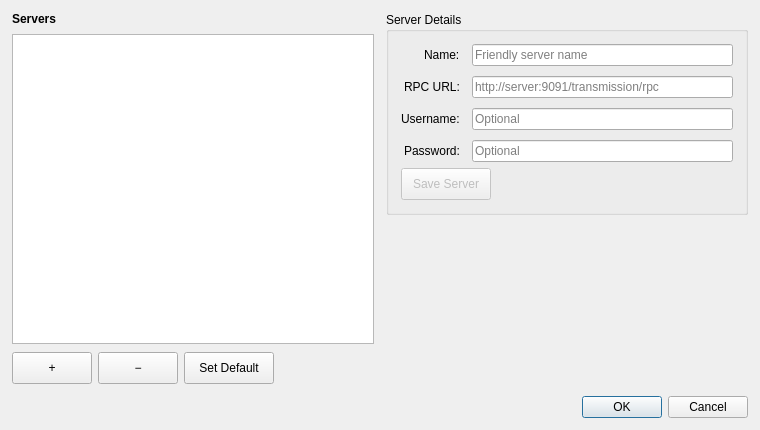
Before: the Qt Designer form serverconfig.ui in mveinot/transmission-control, drawn with Qt 5.
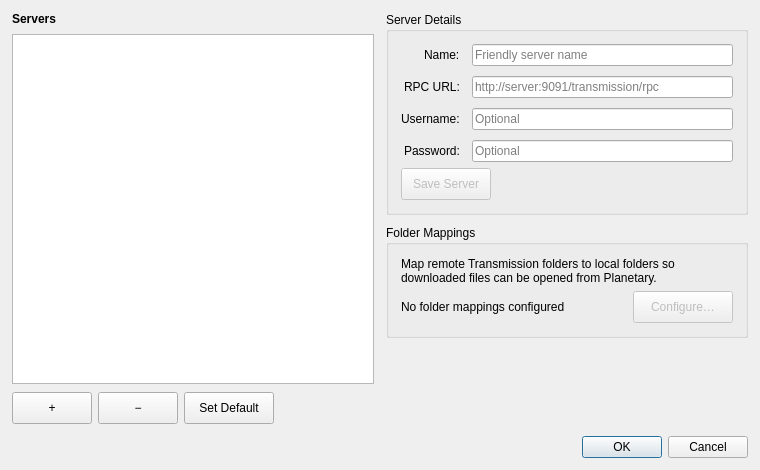
After: the same form once the commit is applied.

Commit message: More work toward folder mapping and file-open

Diff of the .ui file:
```diff
--- a/serverconfig.ui
+++ b/serverconfig.ui
@@ -10,7 +10,7 @@
     <x>0</x>
     <y>0</y>
     <width>760</width>
-    <height>430</height>
+    <height>470</height>
    </rect>
   </property>
   <property name="windowTitle">
@@ -323,6 +323,77 @@
           </layout>
          </widget>
         </item>
+        <item>
+         <widget class="QGroupBox" name="groupFolderMappings">
+          <property name="title">
+           <string>Folder Mappings</string>
+          </property>
+          <layout class="QVBoxLayout" name="verticalLayoutFolderMappings">
+           <property name="leftMargin">
+            <number>12</number>
+           </property>
+           <property name="topMargin">
+            <number>12</number>
+           </property>
+           <property name="rightMargin">
+            <number>12</number>
+           </property>
+           <property name="bottomMargin">
+            <number>12</number>
+           </property>
+           <item>
+            <widget class="QLabel" name="labelFolderMappingsHelp">
+             <property name="text">
+              <string>Map remote Transmission folders to local folders so downloaded files can be opened from Planetary.</string>
+             </property>
+             <property name="wordWrap">
+              <bool>true</bool>
+             </property>
+            </widget>
+           </item>
+           <item>
+            <layout class="QHBoxLayout" name="horizontalLayoutFolderMappings">
+             <item>
+              <widget class="QLabel" name="labelFolderMappingsSummary">
+               <property name="text">
+                <string>No folder mappings configured</string>
+               </property>
+              </widget>
+             </item>
+             <item>
+              <spacer name="horizontalSpacerFolderMappings">
+               <property name="orientation">
+                <enum>Qt::Orientation::Horizontal</enum>
+               </property>
+               <property name="sizeHint" stdset="0">
+                <size>
+                 <width>40</width>
+                 <height>20</height>
+                </size>
+               </property>
+              </spacer>
+             </item>
+             <item>
+              <widget class="QPushButton" name="buttonConfigureFolderMappings">
+               <property name="enabled">
+                <bool>false</bool>
+               </property>
+               <property name="minimumSize">
+                <size>
+                 <width>100</width>
+                 <height>32</height>
+                </size>
+               </property>
+               <property name="text">
+                <string>Configure…</string>
+               </property>
+              </widget>
+             </item>
+            </layout>
+           </item>
+          </layout>
+         </widget>
+        </item>
         <item>
          <spacer name="verticalSpacerRight">
           <property name="orientation">
```
The commit also changes 7 other files.
